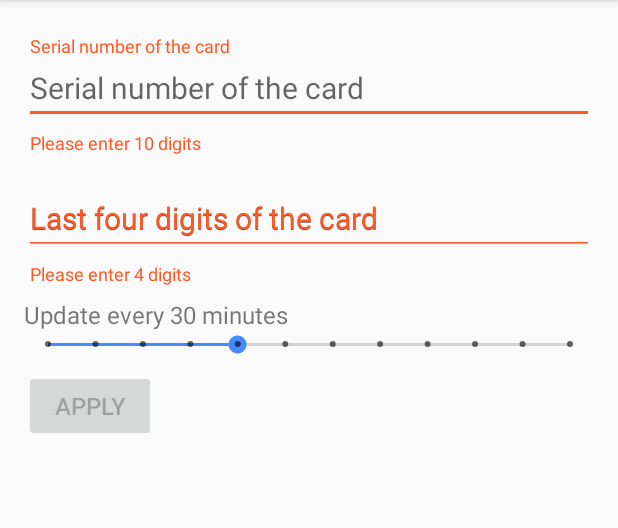
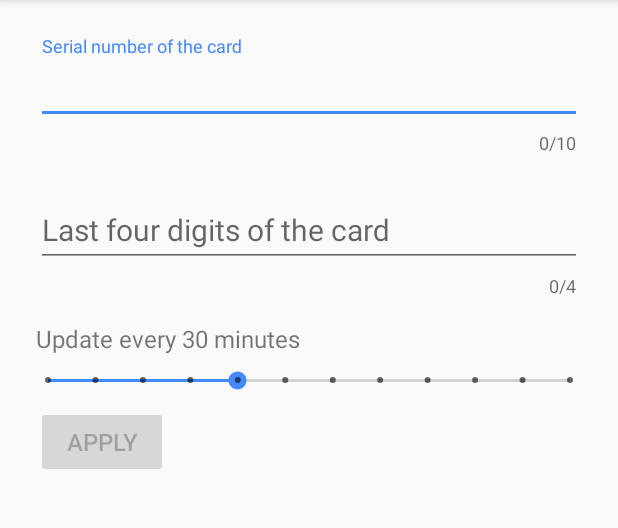
Before and after one commit to rhidasi/balance-widget-tr, an Android app: the BalanceWidgetConfigureActivity screen opened directly, with no data from a screen before it, on a phone screen of 412 x 824 dp, the part 84-612 px from its top. Run offline under Robolectric (Android 15) with nearby library versions, the phone set to English and light mode, and no system bars; our stand-ins replace ButterKnife; 1 statement that could not run was skipped.

Commit message:
UI tweaking

```diff
--- a/app/src/main/java/sk/hidasi/balance_tr/BalanceWidgetConfigureActivity.java
+++ b/app/src/main/java/sk/hidasi/balance_tr/BalanceWidgetConfigureActivity.java
@@ -83,8 +83,15 @@ public class BalanceWidgetConfigureActivity extends AppCompatActivity implements
 			finish();
 		}
 
-		mSerialNumber.getEditText().setText(BalanceWidgetHelper.loadWidgetSerial(this, mAppWidgetId));
-		mFourDigits.getEditText().setText(BalanceWidgetHelper.loadWidgetFourDigits(this, mAppWidgetId));
+		loadStoredValues();
+	}
+
+	private void loadStoredValues() {
+
+		final String serial = BalanceWidgetHelper.loadWidgetSerial(this, mAppWidgetId);
+		mSerialNumber.getEditText().setText(serial);
+		final String four = BalanceWidgetHelper.loadWidgetFourDigits(this, mAppWidgetId);
+		mFourDigits.getEditText().setText(four);
 		final int minutes = BalanceWidgetHelper.loadWidgetUpdateMinutes(this, mAppWidgetId);
 		final int oldProgress = mDurationSeekBar.getProgress();
 		mDurationSeekBar.setProgress(minutesToProgress(minutes));
@@ -106,8 +113,8 @@ public class BalanceWidgetConfigureActivity extends AppCompatActivity implements
 	public void afterTextChanged(Editable editable) {
 		final boolean serialOk = mSerialNumber.getEditText().length() == 10;
 		final boolean fourOk = mFourDigits.getEditText().length() == 4;
-		mSerialNumber.setError(serialOk ? null : getString(R.string.please_enter_10_digits));
-		mFourDigits.setError(fourOk ? null : getString(R.string.please_enter_4_digits));
+		mSerialNumber.setError(serialOk || mSerialNumber.getEditText().length() == 0 ? null : getString(R.string.please_enter_10_digits));
+		mFourDigits.setError(fourOk || mFourDigits.getEditText().length() == 0 ? null : getString(R.string.please_enter_4_digits));
 		mAddButton.setEnabled(serialOk && fourOk);
 		if (serialOk && !fourOk) {
 			mFourDigits.requestFocus();
--- a/app/src/main/res/layout/balance_widget_configure.xml
+++ b/app/src/main/res/layout/balance_widget_configure.xml
@@ -1,9 +1,9 @@
 <?xml version="1.0" encoding="utf-8"?>
 <LinearLayout
 	xmlns:android="http://schemas.android.com/apk/res/android"
+	xmlns:android.support.design="http://schemas.android.com/apk/res-auto"
 	android:layout_width="match_parent"
 	android:layout_height="wrap_content"
-	android:animateLayoutChanges="true"
 	android:orientation="vertical"
 	android:padding="16dp">
 
@@ -11,8 +11,9 @@
 		android:id="@+id/appwidget_card_serial"
 		android:layout_width="match_parent"
 		android:layout_height="wrap_content"
-		android:layout_marginTop="8dp"
-		android:hint="@string/card_serial_hint">
+		android:layout_margin="@dimen/configure_horizontal_margin"
+		android.support.design:counterEnabled="true"
+		android.support.design:counterMaxLength="10">
 		<android.support.design.widget.TextInputEditText
 			android:layout_width="match_parent"
 			android:layout_height="wrap_content"
@@ -26,8 +27,9 @@
 		android:id="@+id/appwidget_pan_4_digits"
 		android:layout_width="match_parent"
 		android:layout_height="wrap_content"
-		android:layout_marginTop="8dp"
-		android:hint="@string/pan_4_digits_hint">
+		android:layout_margin="@dimen/configure_horizontal_margin"
+		android.support.design:counterEnabled="true"
+		android.support.design:counterMaxLength="4">
 		<android.support.design.widget.TextInputEditText
 			android:layout_width="match_parent"
 			android:layout_height="wrap_content"
@@ -41,7 +43,7 @@
 		android:id="@+id/update_duration_text"
 		android:layout_width="match_parent"
 		android:layout_height="wrap_content"
-		android:layout_marginTop="8dp"
+		android:layout_margin="@dimen/configure_horizontal_margin"
 		android:textSize="16sp"/>
 
 	<SeekBar
@@ -55,7 +57,7 @@
 		android:id="@+id/save_button"
 		android:layout_width="wrap_content"
 		android:layout_height="wrap_content"
-		android:layout_marginTop="8dp"
+		android:layout_margin="@dimen/configure_horizontal_margin"
 		android:text="@string/save_widget"
 		android:textSize="16sp"
 		android:enabled="false"/>
--- /dev/null
+++ b/app/src/main/res/values/dimens.xml
@@ -0,0 +1,4 @@
+<?xml version="1.0" encoding="utf-8"?>
+<resources>
+	<dimen name="configure_horizontal_margin">8dp</dimen>
+</resources>
```
